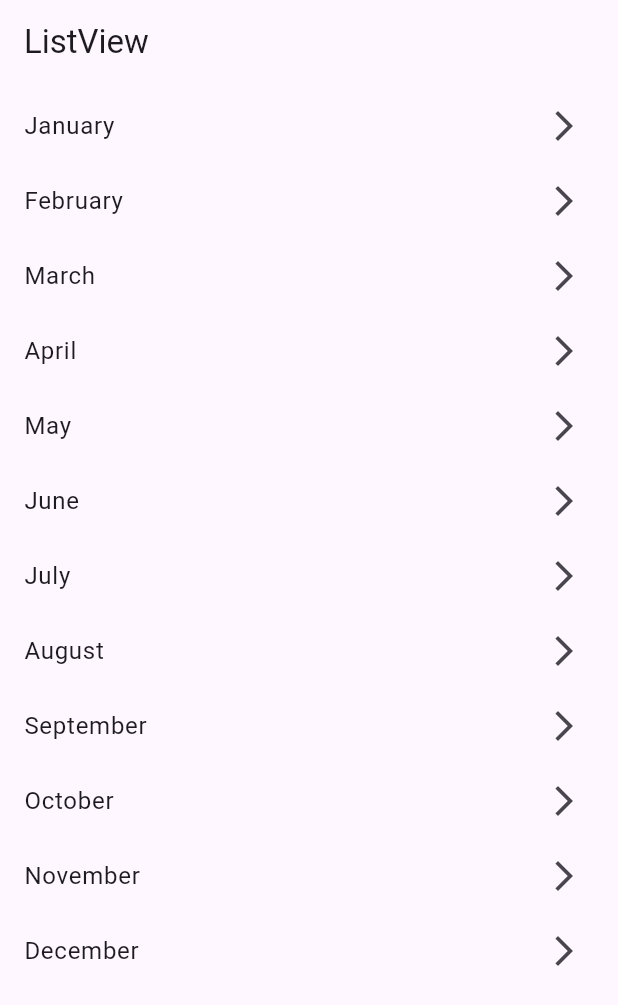
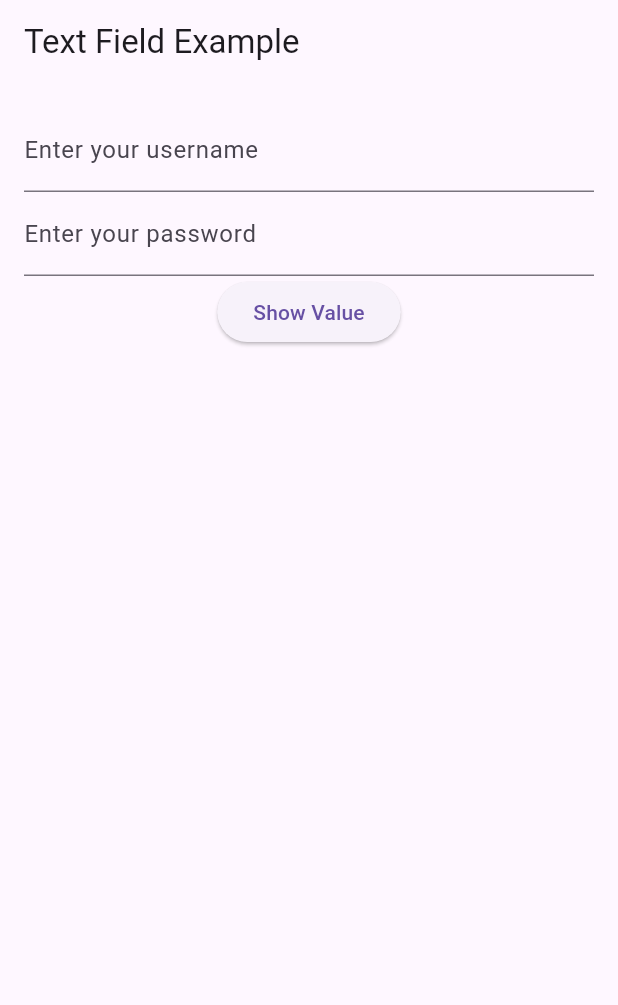
Before and after one commit to saebyeokjang/Flutter, a Flutter app: the screen it shows after launch, on a phone screen of 412 x 824 dp. Shown: the top 1005 px of the screen. Run offline on Flutter 3.47's test engine with Material 3 defaults, Android fonts, the phone set to English and light mode, and no system bars; our stand-ins replace google_fonts.

Commit message:
텍스트 필드 데모

```diff
--- a/list_navigation/lib/main.dart
+++ b/list_navigation/lib/main.dart
@@ -1,6 +1,6 @@
 import 'package:flutter/material.dart';
 
-import 'my_list_view.dart';
+import 'text_field_demo.dart';
 
 void main() {
   runApp(const MyApp());
@@ -17,7 +17,7 @@ class MyApp extends StatelessWidget {
       theme: ThemeData(
         primarySwatch: Colors.blue,
       ),
-      home: const MyListView(),
+      home: const TextFieldDemo(),
     );
   }
 }
--- /dev/null
+++ b/list_navigation/lib/text_field_demo.dart
@@ -0,0 +1,75 @@
+import 'package:flutter/material.dart';
+
+class TextFieldDemo extends StatelessWidget {
+  const TextFieldDemo({super.key});
+
+  @override
+  Widget build(BuildContext context) {
+    return TextFieldExample();
+  }
+}
+
+class TextFieldExample extends StatefulWidget {
+  const TextFieldExample({super.key});
+
+  @override
+  State<TextFieldExample> createState() => _TextFieldExampleState();
+}
+
+class _TextFieldExampleState extends State<TextFieldExample> {
+  final TextEditingController _controller = TextEditingController();
+  final TextEditingController _passwordController = TextEditingController();
+
+  @override
+  Widget build(BuildContext context) {
+    return Scaffold(
+      appBar: AppBar(
+        title: const Text('Text Field Example'),
+      ),
+      body: Padding(
+        padding: const EdgeInsets.all(16.0),
+        child: Column(
+          children: <Widget>[
+            TextField(
+              controller: _controller,
+              decoration: const InputDecoration(
+                labelText: 'Enter your username',
+              ),
+            ),
+            TextField(
+              controller: _passwordController,
+              decoration: const InputDecoration(
+                labelText: 'Enter your password',
+              ),
+              // obscureText 속성을 사용하여 입력한 텍스트를 숨깁니다.
+              obscureText: true,
+            ),
+            ElevatedButton(
+              onPressed: () {
+                showDialog(
+                  context: context,
+                  builder: (context) {
+                    return AlertDialog(
+                      title: const Text('Text Field Value'),
+                      content:
+                          Text('The value you entered is: ${_controller.text}'),
+                      actions: <Widget>[
+                        TextButton(
+                          onPressed: () {
+                            Navigator.pop(context);
+                          },
+                          child: const Text('OK'),
+                        ),
+                      ],
+                    );
+                  },
+                );
+              },
+              child: const Text('Show Value'),
+            ),
+          ],
+        ),
+      ),
+    );
+  }
+}
```
